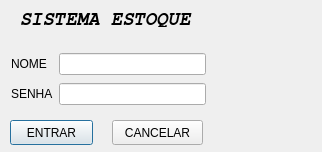
This is OD/login.ui in greghonox/projeto-qt as Qt 5 draws it before an edit. The edited form follows.
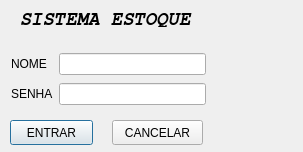
This is the edited form. Icons and pictures are not drawn.

The edit to the form file:
```diff
--- a/OD/login.ui
+++ b/OD/login.ui
@@ -6,7 +6,7 @@
    <rect>
     <x>0</x>
     <y>0</y>
-    <width>322</width>
+    <width>303</width>
     <height>152</height>
    </rect>
   </property>
@@ -107,10 +107,10 @@
   <widget class="QLabel" name="label_4">
    <property name="geometry">
     <rect>
-     <x>220</x>
-     <y>30</y>
-     <width>91</width>
-     <height>111</height>
+     <x>230</x>
+     <y>50</y>
+     <width>61</width>
+     <height>71</height>
     </rect>
    </property>
    <property name="styleSheet">
```
